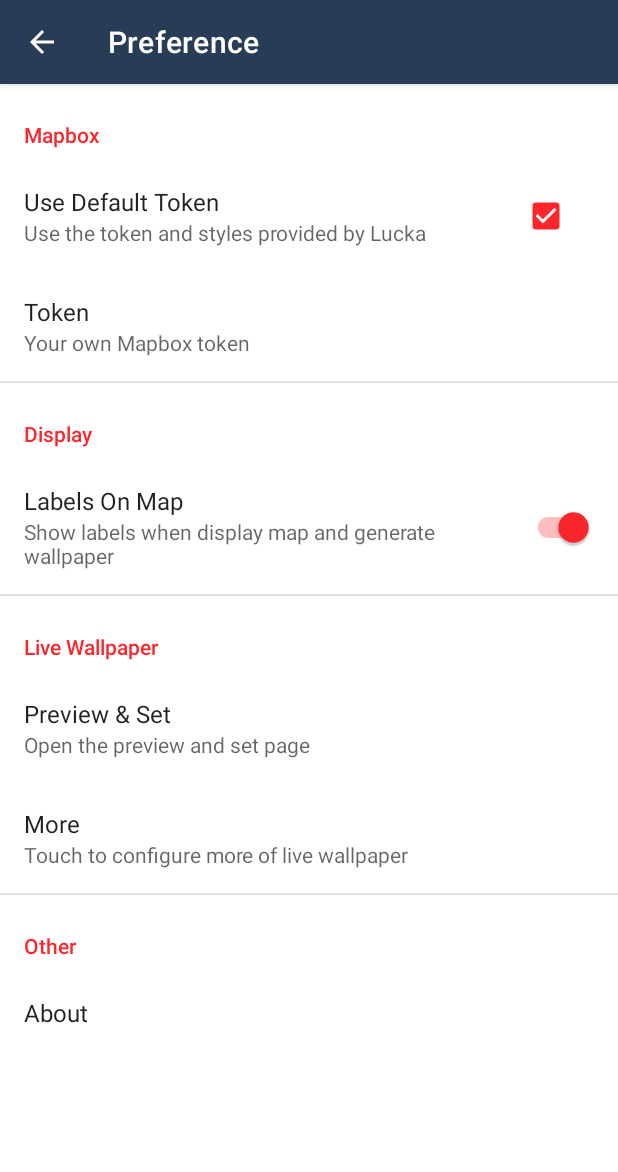
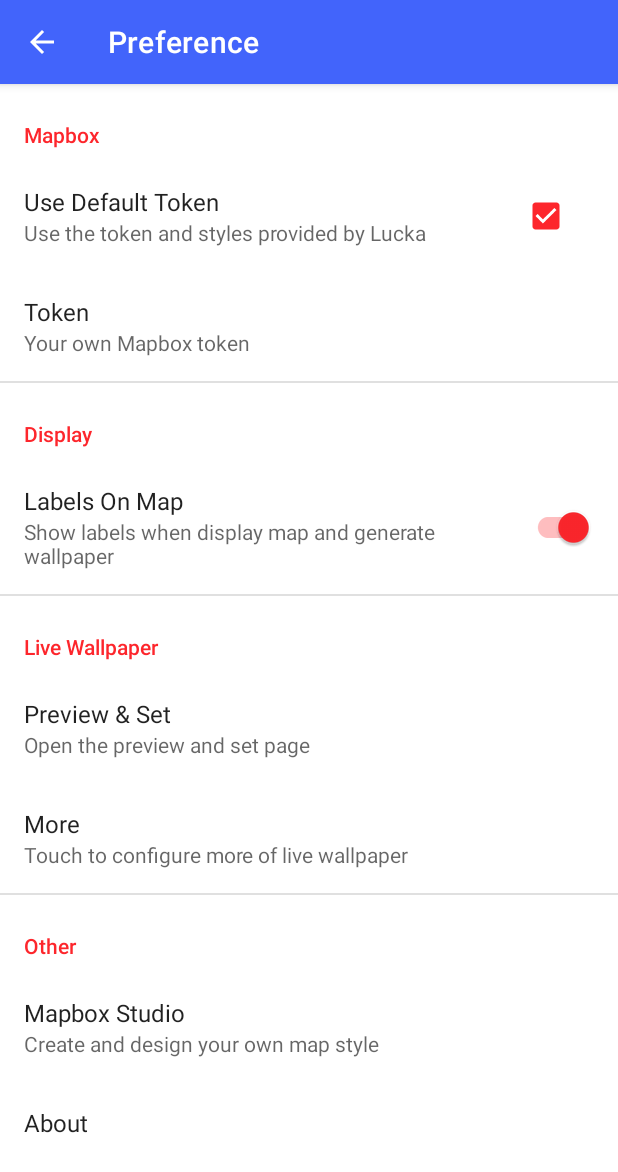
Before and after one commit to lucka-me/mapler-android, an Android app: the PreferenceActivity screen opened directly, with no data from a screen before it, on a phone screen of 412 x 824 dp. Shown: the top 1172 px of the screen. Run offline under Robolectric (Android 15) with nearby library versions, the phone set to English and light mode, and no system bars; our stand-ins replace androidx.preference; libraries missing offline, so code that uses them is left out: org.jetbrains.anko.

Commit message:
Pre [0.1.10(904)][NOT READY] Updated UI and theme
Changed
- Change color and theme, not final yet
- Large font for style name in info dialog

```diff
--- a/wallmapper/src/main/res/drawable/ic_add.xml
+++ b/wallmapper/src/main/res/drawable/ic_add.xml
@@ -1,4 +1,4 @@
-<vector android:height="24dp" android:tint="#FFFFFF"
+<vector android:height="24dp"
     android:viewportHeight="24.0" android:viewportWidth="24.0"
     android:width="24dp" xmlns:android="http://schemas.android.com/apk/res/android">
     <path android:fillColor="#FF000000" android:pathData="M19,13h-6v6h-2v-6H5v-2h6V5h2v6h6v2z"/>
--- a/wallmapper/src/main/res/drawable/ic_delete_forever.xml
+++ b/wallmapper/src/main/res/drawable/ic_delete_forever.xml
@@ -1,4 +1,4 @@
-<vector android:height="24dp" android:tint="#FD262C"
+<vector android:height="24dp" android:tint="@color/design_default_color_error"
     android:viewportHeight="24.0" android:viewportWidth="24.0"
     android:width="24dp" xmlns:android="http://schemas.android.com/apk/res/android">
     <path android:fillColor="#FF000000" android:pathData="M6,19c0,1.1 0.9,2 2,2h8c1.1,0 2,-0.9 2,-2L18,7L6,7v12zM8.46,11.88l1.41,-1.41L12,12.59l2.12,-2.12 1.41,1.41L13.41,14l2.12,2.12 -1.41,1.41L12,15.41l-2.12,2.12 -1.41,-1.41L10.59,14l-2.13,-2.12zM15.5,4l-1,-1h-5l-1,1L5,4v2h14L19,4z"/>
--- a/wallmapper/src/main/res/drawable/ic_info.xml
+++ b/wallmapper/src/main/res/drawable/ic_info.xml
@@ -1,4 +1,4 @@
-<vector android:height="24dp" android:tint="#2578B5"
+<vector android:height="24dp" android:tint="@color/primary"
     android:viewportHeight="24.0" android:viewportWidth="24.0"
     android:width="24dp" xmlns:android="http://schemas.android.com/apk/res/android">
     <path android:fillColor="#FF000000" android:pathData="M12,2C6.48,2 2,6.48 2,12s4.48,10 10,10 10,-4.48 10,-10S17.52,2 12,2zM13,17h-2v-6h2v6zM13,9h-2L11,7h2v2z"/>
--- a/wallmapper/src/main/res/drawable/ic_local.xml
+++ b/wallmapper/src/main/res/drawable/ic_local.xml
@@ -1,4 +1,4 @@
-<vector android:height="24dp" android:tint="#2578B5"
+<vector android:height="24dp" android:tint="@color/primary"
     android:viewportHeight="24.0" android:viewportWidth="24.0"
     android:width="24dp" xmlns:android="http://schemas.android.com/apk/res/android">
     <path android:fillColor="#FF000000" android:pathData="M18,2h-8L4.02,8 4,20c0,1.1 0.9,2 2,2h12c1.1,0 2,-0.9 2,-2L20,4c0,-1.1 -0.9,-2 -2,-2zM12,8h-2L10,4h2v4zM15,8h-2L13,4h2v4zM18,8h-2L16,4h2v4z"/>
--- a/wallmapper/src/main/res/drawable/ic_online.xml
+++ b/wallmapper/src/main/res/drawable/ic_online.xml
@@ -1,4 +1,4 @@
-<vector android:height="24dp" android:tint="#2578B5"
+<vector android:height="24dp" android:tint="@color/primary"
     android:viewportHeight="24.0" android:viewportWidth="24.0"
     android:width="24dp" xmlns:android="http://schemas.android.com/apk/res/android">
     <path android:fillColor="#FF000000" android:pathData="M12,2C6.48,2 2,6.48 2,12s4.48,10 10,10 10,-4.48 10,-10S17.52,2 12,2zM11,19.93c-3.95,-0.49 -7,-3.85 -7,-7.93 0,-0.62 0.08,-1.21 0.21,-1.79L9,15v1c0,1.1 0.9,2 2,2v1.93zM17.9,17.39c-0.26,-0.81 -1,-1.39 -1.9,-1.39h-1v-3c0,-0.55 -0.45,-1 -1,-1L8,12v-2h2c0.55,0 1,-0.45 1,-1L11,7h2c1.1,0 2,-0.9 2,-2v-0.41c2.93,1.19 5,4.06 5,7.41 0,2.08 -0.8,3.97 -2.1,5.39z"/>
--- a/wallmapper/src/main/res/drawable/ic_snapshot.xml
+++ b/wallmapper/src/main/res/drawable/ic_snapshot.xml
@@ -1,4 +1,4 @@
-<vector android:height="24dp" android:tint="#FFFFFF"
+<vector android:height="24dp"
     android:viewportHeight="24.0" android:viewportWidth="24.0"
     android:width="24dp" xmlns:android="http://schemas.android.com/apk/res/android">
     <path android:fillColor="#FF000000" android:pathData="M9.4,10.5l4.77,-8.26C13.47,2.09 12.75,2 12,2c-2.4,0 -4.6,0.85 -6.32,2.25l3.66,6.35 0.06,-0.1zM21.54,9c-0.92,-2.92 -3.15,-5.26 -6,-6.34L11.88,9h9.66zM21.8,10h-7.49l0.29,0.5 4.76,8.25C21,16.97 22,14.61 22,12c0,-0.69 -0.07,-1.35 -0.2,-2zM8.54,12l-3.9,-6.75C3.01,7.03 2,9.39 2,12c0,0.69 0.07,1.35 0.2,2h7.49l-1.15,-2zM2.46,15c0.92,2.92 3.15,5.26 6,6.34L12.12,15L2.46,15zM13.73,15l-3.9,6.76c0.7,0.15 1.42,0.24 2.17,0.24 2.4,0 4.6,-0.85 6.32,-2.25l-3.66,-6.35 -0.93,1.6z"/>
--- a/wallmapper/src/main/res/drawable/ic_warning.xml
+++ b/wallmapper/src/main/res/drawable/ic_warning.xml
@@ -1,4 +1,4 @@
-<vector android:height="24dp" android:tint="#FD262C"
+<vector android:height="24dp" android:tint="@color/design_default_color_error"
     android:viewportHeight="24.0" android:viewportWidth="24.0"
     android:width="24dp" xmlns:android="http://schemas.android.com/apk/res/android">
     <path android:fillColor="#FF000000" android:pathData="M1,21h22L12,2 1,21zM13,18h-2v-2h2v2zM13,14h-2v-4h2v4z"/>
--- a/wallmapper/src/main/res/layout/activity_main.xml
+++ b/wallmapper/src/main/res/layout/activity_main.xml
@@ -25,7 +25,6 @@
             android:text="@string/button_snapshot"
             android:contentDescription="@string/button_snapshot"
             app:icon="@drawable/ic_snapshot"
-            android:backgroundTint="@color/colorPrimary"
             android:insetBottom="16dp"
     />
 
--- a/wallmapper/src/main/res/values/colors.xml
+++ b/wallmapper/src/main/res/values/colors.xml
@@ -1,5 +1,5 @@
 <?xml version="1.0" encoding="utf-8"?>
 <resources>
-    <color name="colorPrimary">#283D55</color>
-    <color name="colorSecondary">#FD262C</color>
+    <color name="primary">#4264FB</color>
+    <color name="secondary">#FD262C</color>
 </resources>
--- a/wallmapper/src/main/res/values/strings_preference.xml
+++ b/wallmapper/src/main/res/values/strings_preference.xml
@@ -40,6 +40,9 @@
     <string name="pref_live_wallpaper_more_summary">Touch to configure more of live wallpaper</string>
 
     <string name="pref_other_category_title">Other</string>
+    <string name="pref_other_mapbox_studio_title">Mapbox Studio</string>
+    <string name="pref_other_mapbox_studio_summary">Create and design your own map style</string>
+    <string name="pref_other_mapbox_studio_url" translatable="false">https://studio.mapbox.com</string>
     <string name="pref_other_about_title">About</string>
 
     <!-- Screen: Live Wallpaper -->
@@ -98,11 +101,6 @@
     <string name="pref_about_developer_lucka_title">Lucka</string>
     <string name="pref_about_developer_lucka_url" translatable="false">https://lucka.moe</string>
 
-    <string name="pref_about_discover_category_title">Discover</string>
-    <string name="pref_about_discover_mapbox_studio_title">Mapbox Studio</string>
-    <string name="pref_about_discover_mapbox_studio_summary">Create and design your own map style</string>
-    <string name="pref_about_discover_mapbox_studio_url" translatable="false">https://studio.mapbox.com</string>
-
     <string name="pref_about_dependency_category_title">Dependencies</string>
     <string name="pref_about_dependency_mapbox_title">Mapbox Maps SDK</string>
     <string name="pref_about_dependency_mapbox_summary">Displaying maps inside of Wallmapper</string>
--- a/wallmapper/src/main/res/values/styles.xml
+++ b/wallmapper/src/main/res/values/styles.xml
@@ -1,12 +1,8 @@
 <resources>
 
-    <!-- Base application theme. -->
     <style name="Theme.Wallpaper" parent="Theme.MaterialComponents.DayNight.DarkActionBar">
-        <!-- Customize your theme here. -->
-        <item name="colorPrimary">@color/colorPrimary</item>
-        <item name="colorSecondary">@color/colorSecondary</item>
-        <item name="colorOnPrimary">@android:color/white</item>
-        <item name="colorOnSecondary">@android:color/white</item>
+        <item name="colorPrimary">@color/primary</item>
+        <item name="colorSecondary">@color/secondary</item>
     </style>
 
     <style name="Theme.Wallpaper.NoActionBar">
--- a/wallmapper/src/main/res/xml/preference_about.xml
+++ b/wallmapper/src/main/res/xml/preference_about.xml
@@ -49,21 +49,6 @@
     </PreferenceCategory>
 
     <PreferenceCategory
-            android:title="@string/pref_about_discover_category_title"
-            app:iconSpaceReserved="false">
-
-        <Preference
-                android:title="@string/pref_about_discover_mapbox_studio_title"
-                android:summary="@string/pref_about_discover_mapbox_studio_summary"
-                app:iconSpaceReserved="false" >
-            <intent
-                    android:action="android.intent.action.VIEW"
-                    android:data="@string/pref_about_discover_mapbox_studio_url" />
-        </Preference>
-
-    </PreferenceCategory>
-
-    <PreferenceCategory
             android:title="@string/pref_about_dependency_category_title"
             app:iconSpaceReserved="false">
 
--- a/wallmapper/src/main/res/xml/preference_main.xml
+++ b/wallmapper/src/main/res/xml/preference_main.xml
@@ -64,6 +64,15 @@
             app:iconSpaceReserved="false" >
 
         <Preference
+                android:title="@string/pref_other_mapbox_studio_title"
+                android:summary="@string/pref_other_mapbox_studio_summary"
+                app:iconSpaceReserved="false" >
+            <intent
+                    android:action="android.intent.action.VIEW"
+                    android:data="@string/pref_other_mapbox_studio_url" />
+        </Preference>
+
+        <Preference
                 android:title="@string/pref_other_about_title"
                 app:fragment="labs.lucka.wallmapper.PreferenceActivity$PreferenceAboutFragment"
                 app:iconSpaceReserved="false" />
```
Also changed, not shown: wallmapper/src/main/res/layout/dialog_style_info.xml (+17 -10 lines), 1 other file.
